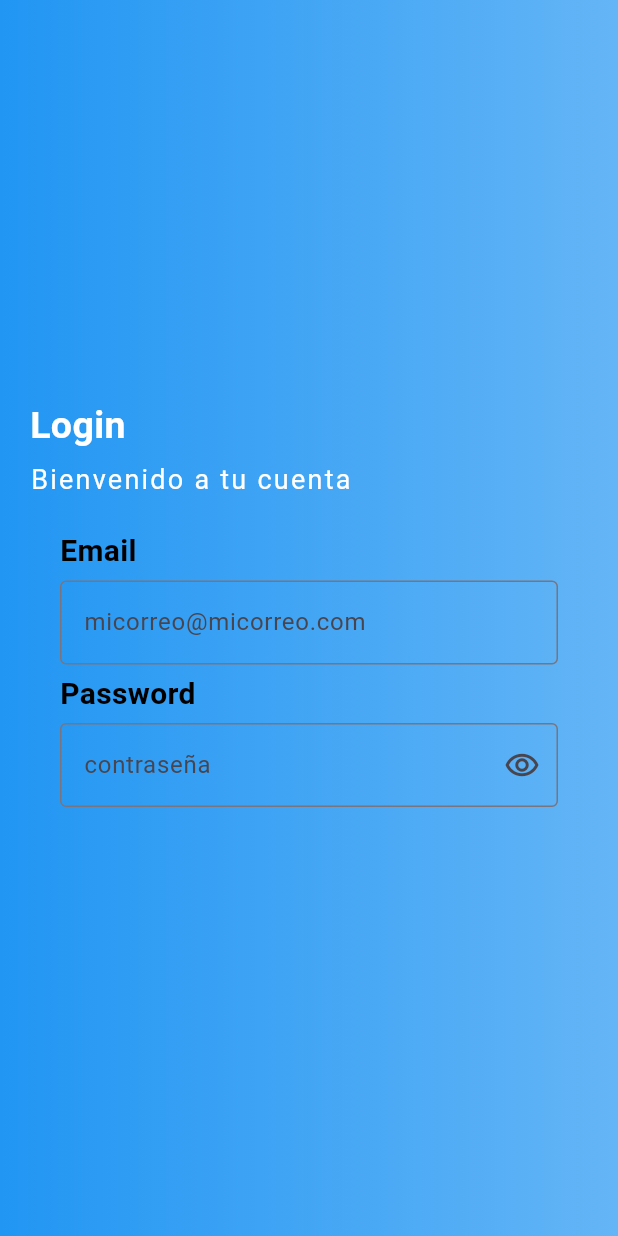
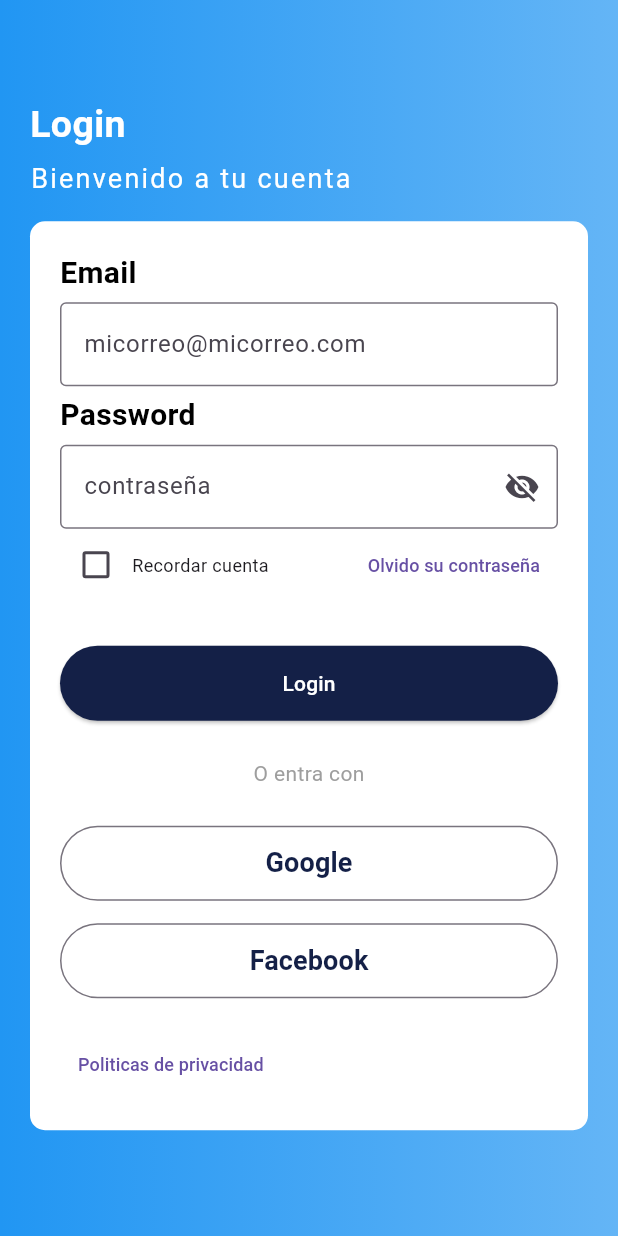
Before and after one commit to Sliferyfire/counter_test, a Flutter app: the screen it shows after launch, on a phone screen of 412 x 824 dp. Run offline on Flutter 3.47's test engine with Material 3 defaults, Android fonts, the phone set to English and light mode, and no system bars.

Commit message:
Se agrega diseño de pagina login

```diff
--- a/lib/main.dart
+++ b/lib/main.dart
@@ -9,6 +9,10 @@ class MyApp extends StatelessWidget {
 
   @override
   Widget build(BuildContext context) {
-    return const MaterialApp(title: 'Material App ', home: LoginPage());
+    return const MaterialApp(
+      title: 'Material App ',
+      home: LoginPage(),
+      debugShowCheckedModeBanner: false,
+    );
   }
 }
--- a/lib/pages/login_page.dart
+++ b/lib/pages/login_page.dart
@@ -68,7 +68,9 @@ class _ContenidoState extends State<Contenido> {
             style: TextStyle(
                 color: Colors.white, fontSize: 18, letterSpacing: 1.5),
           ),
+          SizedBox(height: 15),
           Datos(),
+          SizedBox(height: 5),
         ],
       ),
     );
@@ -83,10 +85,14 @@ class Datos extends StatefulWidget {
 }
 
 class _DatosState extends State<Datos> {
+  bool showPass = true;
+
   @override
   Widget build(BuildContext context) {
     return Container(
       padding: const EdgeInsets.all(20),
+      decoration: BoxDecoration(
+          borderRadius: BorderRadius.circular(10), color: Colors.white),
       child: Column(
         crossAxisAlignment: CrossAxisAlignment.start,
         children: [
@@ -116,17 +122,143 @@ class _DatosState extends State<Datos> {
           ),
           const SizedBox(height: 5),
           TextFormField(
-            obscureText: true,
+            obscureText: showPass,
             decoration: InputDecoration(
                 border: const OutlineInputBorder(),
                 hintText: 'contraseña',
                 suffixIcon: IconButton(
-                  icon: const Icon(Icons.remove_red_eye_outlined),
-                  onPressed: () {},
+                  icon:
+                      Icon(showPass ? Icons.visibility_off : Icons.visibility),
+                  onPressed: () => {
+                    setState(() {
+                      showPass = !showPass;
+                      // showPass == true ? showPass = false : showPass = true;
+                    })
+                  },
                 )),
-          )
+          ),
+          const Remember(),
+          const SizedBox(height: 30),
+          const Botones(),
+          const SizedBox(
+            height: 20,
+          ),
+          TextButton(
+              onPressed: () => {},
+              child: const Text(
+                "Politicas de privacidad",
+                style: TextStyle(fontSize: 12),
+              ))
         ],
       ),
     );
   }
 }
+
+class Remember extends StatefulWidget {
+  const Remember({super.key});
+
+  @override
+  State<Remember> createState() => _RememberState();
+}
+
+class _RememberState extends State<Remember> {
+  bool checked = false;
+
+  @override
+  Widget build(BuildContext context) {
+    return Row(
+      children: [
+        Checkbox(
+          value: checked,
+          onChanged: (value) {
+            setState(() => checked == false ? checked = true : checked = false);
+          },
+        ),
+        const Text(
+          "Recordar cuenta",
+          style: TextStyle(fontSize: 12),
+        ),
+        const Spacer(),
+        TextButton(
+          onPressed:
+              () {}, // ------------------------------------------------------------------------------------------------
+          child: const Text(
+            "Olvido su contraseña",
+            style: TextStyle(fontSize: 12),
+          ),
+        ),
+      ],
+    );
+  }
+}
+
+class Botones extends StatelessWidget {
+  const Botones({super.key});
+
+  @override
+  Widget build(BuildContext context) {
+    return Column(
+      children: [
+        SizedBox(
+          width: double.infinity,
+          height: 50,
+          child: ElevatedButton(
+            onPressed: () => {},
+            style: ButtonStyle(
+                backgroundColor:
+                    MaterialStateProperty.all<Color>(const Color(0xff142047))),
+            child: const Text(
+              "Login",
+              style: TextStyle(color: Colors.white),
+            ),
+          ),
+        ),
+        const SizedBox(
+          height: 25,
+          width: double.infinity,
+        ),
+        const Text(
+          "O entra con",
+          style: TextStyle(color: Colors.grey),
+        ),
+        const SizedBox(
+          height: 25,
+          width: double.infinity,
+        ),
+        SizedBox(
+          width: double.infinity,
+          height: 50,
+          child: OutlinedButton(
+              onPressed: () => {},
+              child: const Text(
+                "Google",
+                style: TextStyle(
+                  color: Color(0xff142047),
+                  fontWeight: FontWeight.bold,
+                  fontSize: 18,
+                ),
+              )),
+        ),
+        const SizedBox(
+          height: 15,
+          width: double.infinity,
+        ),
+        SizedBox(
+          width: double.infinity,
+          height: 50,
+          child: OutlinedButton(
+              onPressed: () => {},
+              child: const Text(
+                "Facebook",
+                style: TextStyle(
+                  color: Color(0xff142047),
+                  fontWeight: FontWeight.bold,
+                  fontSize: 18,
+                ),
+              )),
+        ),
+      ],
+    );
+  }
+}
```
